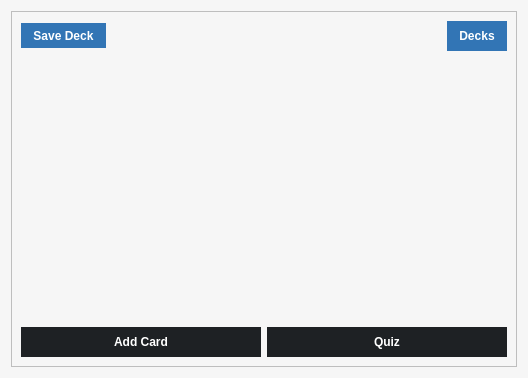
This is cardwidget.ui in dparker2/StudyGroup as Qt 5 draws it before an edit. The edited form follows.
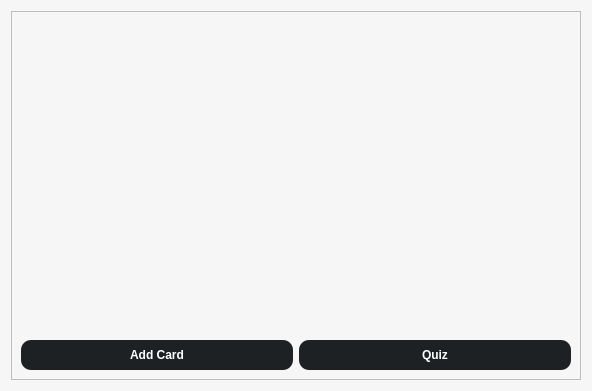
This is the edited form.

What changed in the file:
```diff
--- a/cardwidget.ui
+++ b/cardwidget.ui
@@ -6,12 +6,12 @@
    <rect>
     <x>0</x>
     <y>0</y>
-    <width>528</width>
-    <height>378</height>
+    <width>592</width>
+    <height>391</height>
    </rect>
   </property>
   <property name="sizePolicy">
-   <sizepolicy hsizetype="Expanding" vsizetype="Expanding">
+   <sizepolicy hsizetype="Expanding" vsizetype="Maximum">
     <horstretch>0</horstretch>
     <verstretch>0</verstretch>
    </sizepolicy>
@@ -71,8 +71,8 @@
             <rect>
              <x>0</x>
              <y>0</y>
-             <width>476</width>
-             <height>168</height>
+             <width>540</width>
+             <height>193</height>
             </rect>
            </property>
            <layout class="QHBoxLayout" name="horizontalLayout_2">
@@ -87,42 +87,6 @@
       </item>
       <item row="0" column="0">
        <layout class="QHBoxLayout" name="horizontalLayout_3">
-        <item>
-         <widget class="QPushButton" name="save_deck_btn">
-          <property name="sizePolicy">
-           <sizepolicy hsizetype="Minimum" vsizetype="Minimum">
-            <horstretch>0</horstretch>
-            <verstretch>0</verstretch>
-           </sizepolicy>
-          </property>
-          <property name="maximumSize">
-           <size>
-            <width>16777215</width>
-            <height>25</height>
-           </size>
-          </property>
-          <property name="styleSheet">
-           <string notr="true">QPushButton {
-background-color: rgb(50,117,181);
-color: white; 
-font:bold;
-padding: 8px 12px 8px 12px;
-border: 0px;
-}
-
-QPushButton:hover {
-	background-color: rgba(0, 127, 177, 0.6);
-}
-
-QPushButton:checked {
-	background-color: rgb(0, 127, 177);
-}</string>
-          </property>
-          <property name="text">
-           <string>Save Deck</string>
-          </property>
-         </widget>
-        </item>
         <item>
          <spacer name="horizontalSpacer">
           <property name="orientation">
@@ -136,30 +100,6 @@
           </property>
          </spacer>
         </item>
-        <item>
-         <widget class="QPushButton" name="pushButton">
-          <property name="styleSheet">
-           <string notr="true">QPushButton {
-background-color: rgb(50,117,181);
-color: white; 
-font:bold;
-padding: 8px 12px 8px 12px;
-border: 0px;
-}
-
-QPushButton:hover {
-	background-color: rgba(0, 127, 177, 0.6);
-}
-
-QPushButton:checked {
-	background-color: rgb(0, 127, 177);
-}</string>
-          </property>
-          <property name="text">
-           <string>Decks</string>
-          </property>
-         </widget>
-        </item>
        </layout>
       </item>
       <item row="3" column="0">
@@ -189,6 +129,7 @@
 font:bold;
 padding: 8px 12px 8px 12px;
 border: 0px;
+border-radius: 10px;
 }
 
 QPushButton:hover {
@@ -213,6 +154,7 @@
 font:bold;
 padding: 8px 12px 8px 12px;
 border: 0px;
+border-radius: 10px;
 }
 
 QPushButton:hover {
```
